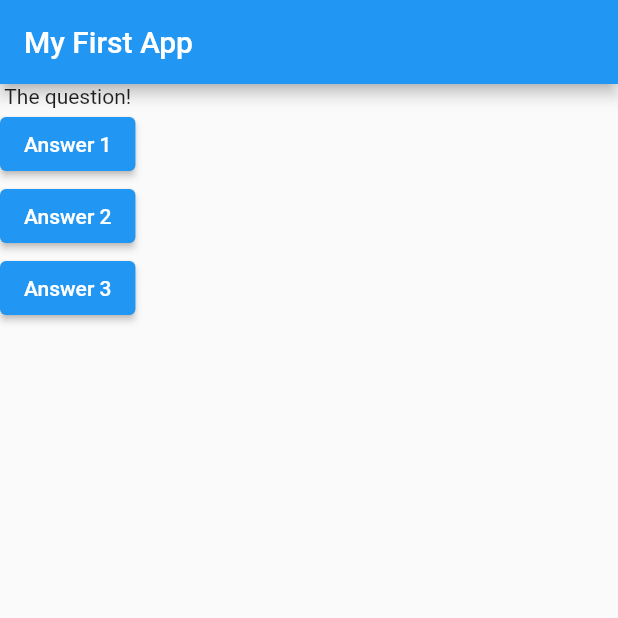
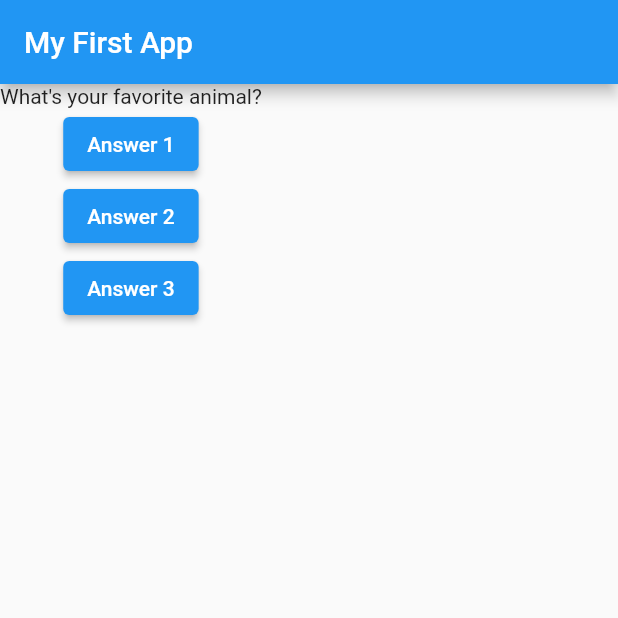
Before and after one commit to rodrigodsluz/flutter_complete_guide, a Flutter app: the screen it shows after launch, after a tap on "Answer 1", on a phone screen of 412 x 824 dp, the top half of it. Run offline on Flutter 3.47's test engine with Material 2 defaults, Android fonts, the phone set to English and light mode, and no system bars.

```diff
--- a/lib/main.dart
+++ b/lib/main.dart
@@ -2,13 +2,29 @@ import 'package:flutter/material.dart';
 
 void main() => runApp(MyApp());
 
-class MyApp extends StatelessWidget {
+class MyApp extends StatefulWidget {
+  @override
+  State<StatefulWidget> createState() => MyAppState();
+}
+
+class MyAppState extends State<MyApp> {
+  var questioIndex = 0;
+
   void answerQuestion() {
+    setState(() {
+      questioIndex = questioIndex + 1;
+    });
+
     print('Answer chosen!');
   }
 
   @override
   Widget build(BuildContext context) {
+    var questions = [
+      'What\'s your favorite color?',
+      'What\'s your favorite animal?',
+    ];
+
     return MaterialApp(
       home: Scaffold(
         appBar: AppBar(
@@ -16,7 +32,7 @@ class MyApp extends StatelessWidget {
         ),
         body: Column(
           children: [
-            Text('The question!'),
+            Text(questions[questioIndex]),
             ElevatedButton(
               child: Text('Answer 1'),
               onPressed: answerQuestion,
```
